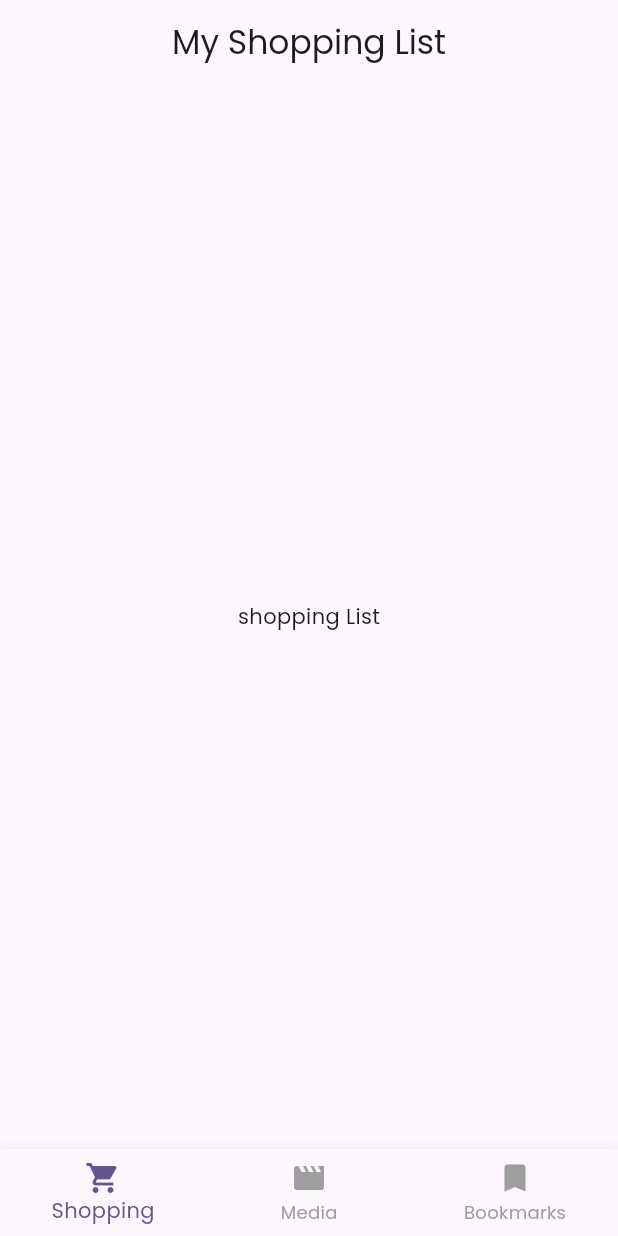
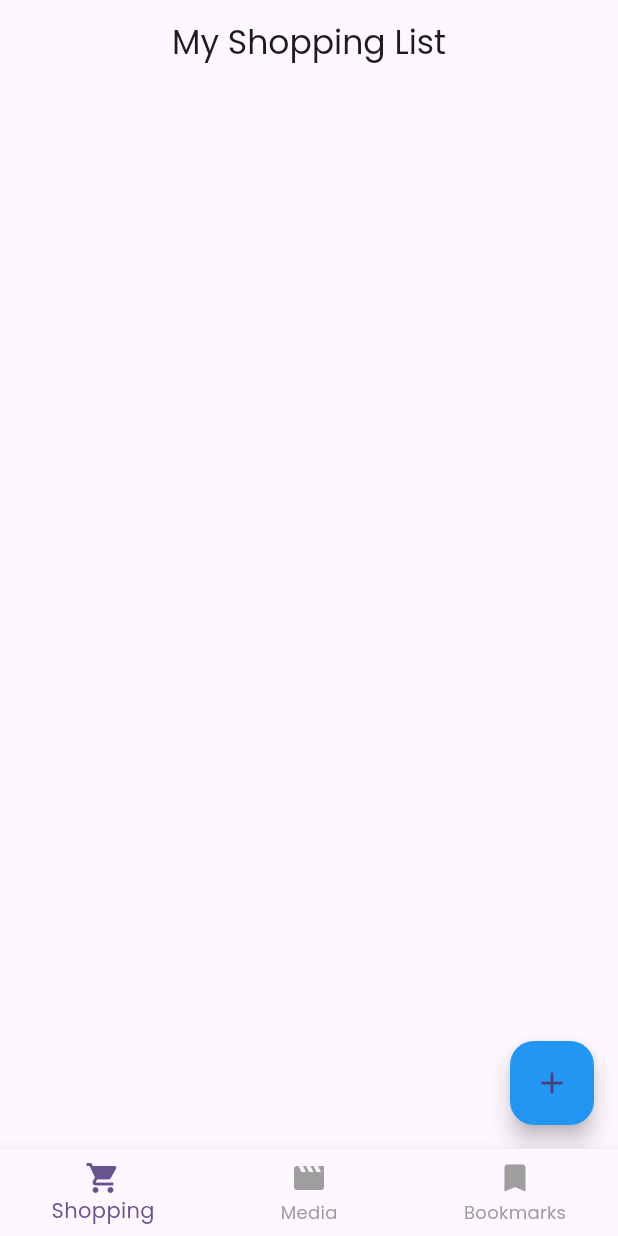
Before and after one commit to SaidurRahman1004/pocketvault, a Flutter app: the screen it shows after launch, on a phone screen of 412 x 824 dp. Run offline on Flutter 3.47's test engine with Material 3 defaults, Android fonts, the phone set to English and light mode, and no system bars; our stand-ins replace google_fonts, sqflite; accounts and stored records are empty.

Commit message:
Shopping Ui

```diff
--- a/lib/features/shopping/screens/shopping_list_screen.dart
+++ b/lib/features/shopping/screens/shopping_list_screen.dart
@@ -1,4 +1,6 @@
 import 'package:flutter/material.dart';
+import 'package:pocketvault/features/shopping/providers/hopping_provider.dart';
+import 'package:provider/provider.dart';
 
 class ShoppingListScreen extends StatefulWidget {
   const ShoppingListScreen({super.key});
@@ -9,9 +11,74 @@ class ShoppingListScreen extends StatefulWidget {
 
 class _ShoppingListScreenState extends State<ShoppingListScreen> {
   @override
+  void initState() {
+    super.initState();
+    WidgetsBinding.instance.addPostFrameCallback((_) {
+      Provider.of<ShoppingProvider>(context, listen: false).loadItems();
+    });
+  }
+
+  @override
   Widget build(BuildContext context) {
     return Scaffold(
-      body: Center(child: Text('shopping List'),),
+      body: Consumer<ShoppingProvider>(
+        builder: (context, provider, child) {
+          if (provider.shoppingItems.isNotEmpty) {
+            return const Center(
+              child: Text(
+                'No items in your shopping list.\nAdd one by tapping the + button!',
+                textAlign: TextAlign.center,
+                style: TextStyle(color: Colors.red),
+              ),
+            );
+          }
+          return ListView.builder(
+            padding: const EdgeInsets.all(8.0),
+            itemCount: provider.shoppingItems.length,
+            itemBuilder: (_, index) {
+              final item = provider.shoppingItems[index];
+              return Card(
+                margin: const EdgeInsets.symmetric(vertical: 4.0),
+                //Checkbox for isBought and toggle Cheakbox value is bool
+                child: ListTile(
+                  leading: Checkbox(
+                    activeColor: Colors.blue,
+
+                    value: item.isBought,
+                    onChanged: (bool? value) {
+                      provider.toggleBoughtStatus(item);
+                    },
+                  ),
+                  //title
+                  title: Text(
+                    item.name,
+                    style: TextStyle(
+                      decoration: item.isBought
+                          ? TextDecoration.lineThrough
+                          : TextDecoration.none,
+                      color: item.isBought ? Colors.grey : Colors.black,
+                    ),
+                  ),
+                  //Catagory
+                  subtitle: Text(item.category),
+                  //delete button
+                  trailing: IconButton(
+                    icon: const Icon(Icons.delete_outline, color: Colors.red),
+                    onPressed: () {
+                      provider.deleteItem(item.id!);
+                    },
+                  ),
+                ),
+              );
+            },
+          );
+        },
+      ),
+      floatingActionButton: FloatingActionButton(
+        onPressed: () {},
+        child: const Icon(Icons.add),
+        backgroundColor: Colors.blue,
+      ),
     );
   }
 }
```
Also changed, not shown: lib/main.dart (+12 -2 lines).
